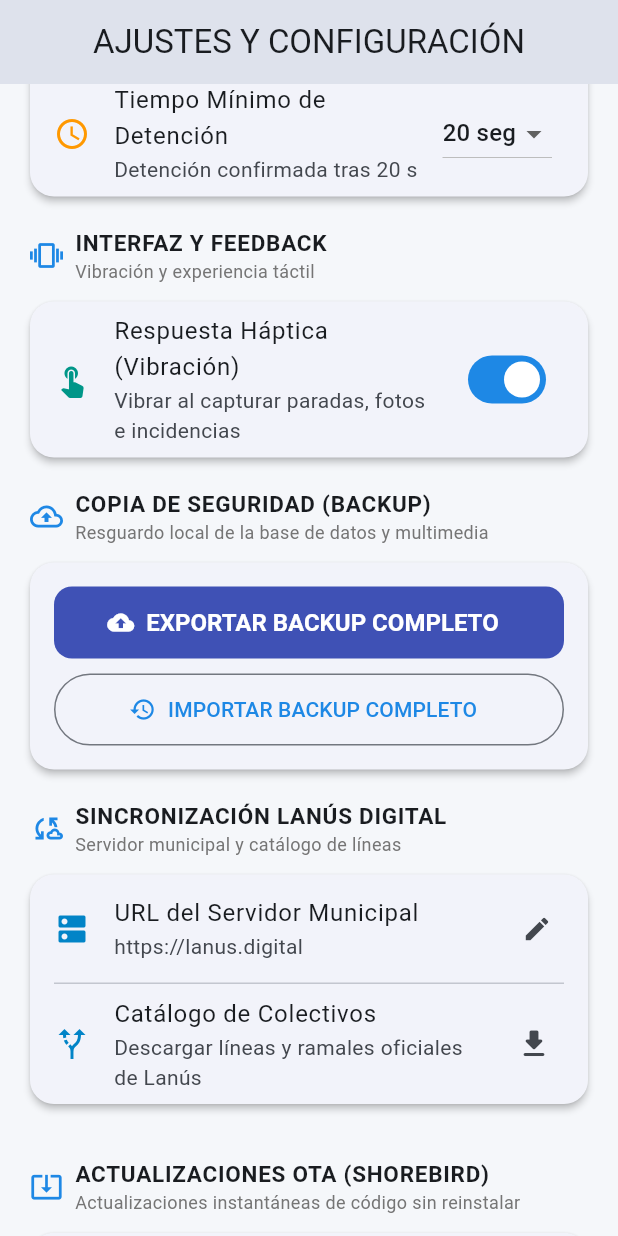
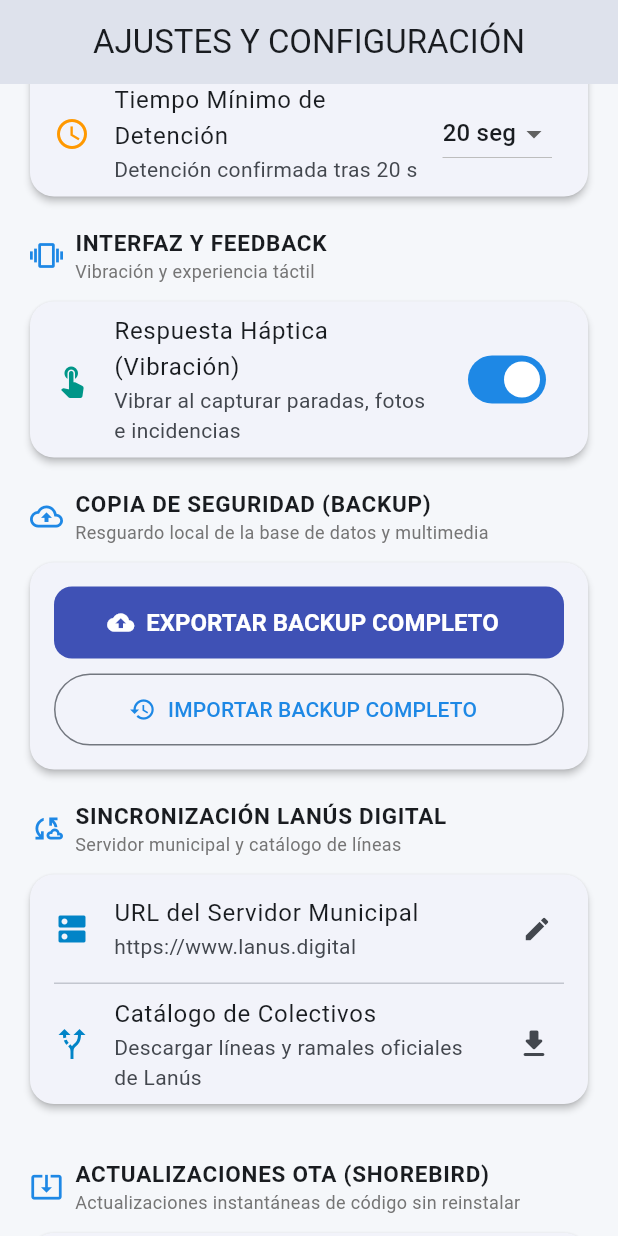
Before and after one commit to julianmcancelo/BusTrackerGPS, a Flutter app: the SettingsScreen screen opened by its route, scrolled down 576 dp, on a phone screen of 412 x 824 dp. Run offline on Flutter 3.47's test engine with Material 3 defaults, Android fonts, the phone set to English and light mode, and no system bars; our stand-ins replace drift, drift_flutter, file_picker, flutter_map, flutter_riverpod, geolocator and 8 more; missing offline and left inert: flutter_foreground_task, record, shorebird_code_push; accounts and stored records are empty; generated files the repository leaves out were written again; network calls fail.

Commit message:
Release v1.0.12 - Fix 404 sync by setting canonical domain https://www.lanus.digital and normalizing stored server URLs

```diff
--- a/lib/core/constants/api_credentials.dart
+++ b/lib/core/constants/api_credentials.dart
@@ -1,6 +1,6 @@
 class LanusCredentials {
   // URLs del Servidor Municipal Lanús Digital
-  static const String defaultServerUrl = 'https://lanus.digital';
+  static const String defaultServerUrl = 'https://www.lanus.digital';
   static const String localServerUrl = 'http://10.0.2.2:3000'; // Emulador Android
 
   // Rutas de API
--- a/lib/core/services/sync_service.dart
+++ b/lib/core/services/sync_service.dart
@@ -24,12 +24,22 @@ class SyncService {
 
   static Future<String> getServerUrl() async {
     final prefs = await SharedPreferences.getInstance();
-    return prefs.getString(serverUrlKey) ?? LanusCredentials.defaultServerUrl;
+    final saved = prefs.getString(serverUrlKey);
+    if (saved == null ||
+        saved.contains('lanusgis-ca546') ||
+        saved == 'https://lanus.digital' ||
+        saved == 'http://lanus.digital') {
+      return LanusCredentials.defaultServerUrl;
+    }
+    return saved;
   }
 
   static Future<void> setServerUrl(String url) async {
     final prefs = await SharedPreferences.getInstance();
-    final cleanUrl = url.trim().replaceAll(RegExp(r'/+$'), '');
+    var cleanUrl = url.trim().replaceAll(RegExp(r'/+$'), '');
+    if (cleanUrl == 'https://lanus.digital' || cleanUrl == 'http://lanus.digital' || cleanUrl == 'lanus.digital') {
+      cleanUrl = 'https://www.lanus.digital';
+    }
     await prefs.setString(serverUrlKey, cleanUrl);
   }
 
--- a/lib/features/settings/presentation/settings_screen.dart
+++ b/lib/features/settings/presentation/settings_screen.dart
@@ -26,7 +26,7 @@ class _SettingsScreenState extends ConsumerState<SettingsScreen> {
   bool _snapToRoadsEnabled = true;
   bool _hapticsEnabled = true;
   String _defaultExportFormat = 'GeoJSON';
-  String _serverUrl = 'https://lanus.digital';
+  String _serverUrl = 'https://www.lanus.digital';
 
   bool _isLoading = true;
 
--- a/pubspec.yaml
+++ b/pubspec.yaml
@@ -16,7 +16,7 @@ publish_to: 'none' # Remove this line if you wish to publish to pub.dev
 # https://developer.apple.com/library/archive/documentation/General/Reference/InfoPlistKeyReference/Articles/CoreFoundationKeys.html
 # In Windows, build-name is used as the major, minor, and patch parts
 # of the product and file versions while build-number is used as the build suffix.
-version: 1.0.11+11
+version: 1.0.12+12
 
 environment:
   sdk: ^3.13.3
```
